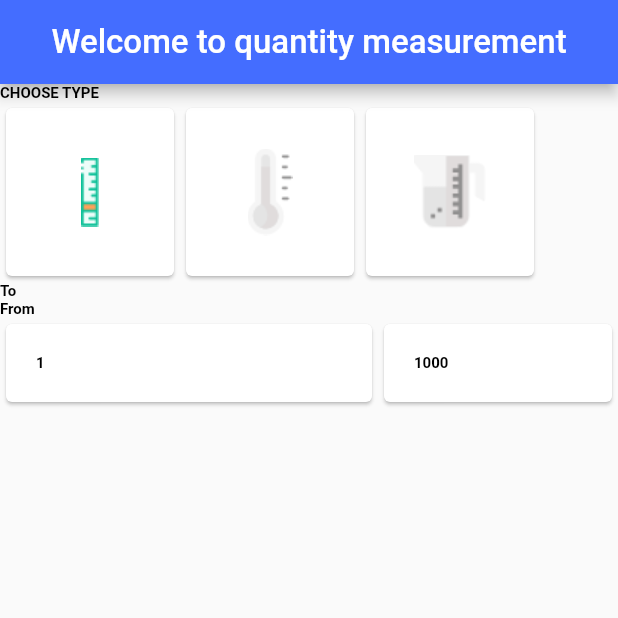
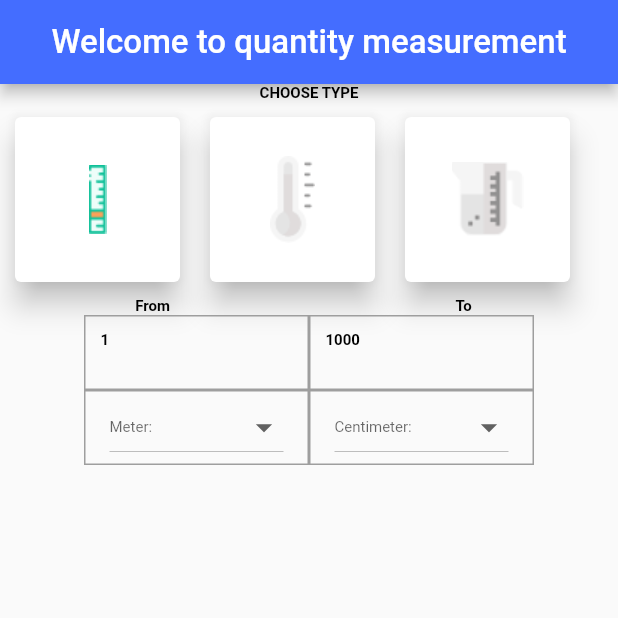
Before and after one commit to Shradha1824/FlutterProjects, a Flutter app: the screen it shows after launch, on a phone screen of 412 x 824 dp, the top half of it. Run offline on Flutter 3.47's test engine with Material 2 defaults, Android fonts, the phone set to English and light mode, and no system bars; our stand-ins replace hexcolor.

Commit message:
MODIFIED: used Icon, padding, margin in flutter project

```diff
--- a/flutter_application_2/lib/screens/home.dart
+++ b/flutter_application_2/lib/screens/home.dart
@@ -7,6 +7,30 @@ class Home extends BaseScreen {
 }
 
 class HomeState extends BaseScreenState {
+  List<DropdownMenuItem<int>> listDrop = [];
+
+  void loadData() {
+    listDrop.add(new DropdownMenuItem(
+      child: new Text('Milimeters'),
+      value: 1,
+    ));
+
+    listDrop.add(new DropdownMenuItem(
+      child: new Text('Feet'),
+      value: 2,
+    ));
+
+    listDrop.add(new DropdownMenuItem(
+      child: new Text('Kilometers'),
+      value: 3,
+    ));
+
+    listDrop.add(new DropdownMenuItem(
+      child: new Text('Inches'),
+      value: 4,
+    ));
+  }
+
   Widget getAppBar() {
     return AppBar(
       backgroundColor: HexColor('#446DFF'),
@@ -19,22 +43,20 @@ class HomeState extends BaseScreenState {
   }
 
   Widget getBody(BuildContext context) {
-    var text = Text('1000',
-        textAlign: TextAlign.left,
-        style: TextStyle(
-            fontSize: 10.0, fontWeight: FontWeight.w700, color: Colors.black));
-    return Center(
-        child: Center(
+    loadData();
+    var valueChoose;
+    return new Center(
+        child: Container(
             child: SizedBox(
-                child: ListView(
-      children: <Widget>[
+                child: ListView(children: <Widget>[
       Container(
           child: Column(
               mainAxisSize: MainAxisSize.min,
-                crossAxisAlignment: CrossAxisAlignment.start,
+              mainAxisAlignment: MainAxisAlignment.start,
+              crossAxisAlignment: CrossAxisAlignment.center,
               children: <Widget>[
             Text("CHOOSE TYPE",
-                  textDirection: TextDirection.ltr,
+                textAlign: TextAlign.start,
                 style: TextStyle(
                     fontSize: 10.0,
                     fontWeight: FontWeight.w700,
@@ -43,92 +65,139 @@ class HomeState extends BaseScreenState {
               crossAxisAlignment: CrossAxisAlignment.start,
               children: <Widget>[
                 Container(
-                      width: 120.0,
-                      height: 120.0,
+                  width: 130.0,
+                  height: 130.0,
                   child: Card(
-                        child: Padding(
-                            padding: const EdgeInsets.all(20.0),
+                      margin: EdgeInsets.all(10.0),
+                      elevation: 8,
                       child: Image.asset(
                         'assets/images/scale.png',
                         alignment: Alignment.center,
                       )),
-                      )),
+                ),
                 Container(
-                      width: 120.0,
-                      height: 120.0,
+                  width: 130.0,
+                  height: 130.0,
                   child: Card(
-                          child: Padding(
-                        padding: const EdgeInsets.all(20.0),
+                      margin: EdgeInsets.all(10.0),
+                      elevation: 8,
                       child: Image.asset(
                         'assets/images/hot.png',
                         alignment: Alignment.center,
+                      )),
                 ),
-                      ))),
                 Container(
-                      width: 120.0,
-                      height: 120.0,
+                  width: 130.0,
+                  height: 130.0,
                   child: Card(
-                          child: Padding(
-                        padding: const EdgeInsets.all(20.0),
+                      margin: EdgeInsets.all(10.0),
+                      elevation: 8,
                       child: Image.asset(
                         'assets/images/beaker.png',
                         alignment: Alignment.center,
+                      )),
                 ),
-                      ))),
               ],
             )
           ])),
-        Column(
-            mainAxisSize: MainAxisSize.min,
-            crossAxisAlignment: CrossAxisAlignment.start,
-            children: <Widget>[
-              Text("To",
-                  textAlign: TextAlign.left,
+      Row(mainAxisAlignment: MainAxisAlignment.spaceEvenly, children: <Widget>[
+        Expanded(
+            child: Container(
+                child: Align(
+                    alignment: Alignment.topCenter,
+                    child: Text("From ",
+                        style: TextStyle(
+                            fontSize: 10.0,
+                            fontWeight: FontWeight.w700,
+                            color: Colors.black))))),
+        Expanded(
+            child: Container(
+                child: Align(
+                    alignment: Alignment.topCenter,
+                    child: Text("To",
+                        style: TextStyle(
+                            fontSize: 10.0,
+                            fontWeight: FontWeight.w700,
+                            color: Colors.black)))))
+      ]),
+      Column(children: <Widget>[
+        Row(mainAxisAlignment: MainAxisAlignment.center, children: <Widget>[
+          Container(
+              width: 150.0,
+              height: 50.0,
+              child: Text('1',
                   style: TextStyle(
                       fontSize: 10.0,
                       fontWeight: FontWeight.w700,
                       color: Colors.black)),
-              Text("From",
-                  textAlign: TextAlign.right,
+              padding: EdgeInsets.all(10.0),
+              margin: EdgeInsets.all(0.0),
+              decoration: BoxDecoration(
+                border: Border.all(color: Colors.grey, width: 1),
+                borderRadius: BorderRadius.horizontal(),
+              )),
+          Container(
+              width: 150.0,
+              height: 50.0,
+              child: Text('1000',
                   style: TextStyle(
                       fontSize: 10.0,
                       fontWeight: FontWeight.w700,
                       color: Colors.black)),
+              padding: EdgeInsets.all(10.0),
+              margin: EdgeInsets.all(0.0),
+              decoration: BoxDecoration(
+                border: Border.all(color: Colors.grey, width: 1),
+                borderRadius: BorderRadius.horizontal(),
+              ))
+        ]),
+        Column(children: <Widget>[
           Row(
+              mainAxisSize: MainAxisSize.min,
+              mainAxisAlignment: MainAxisAlignment.spaceAround,
               crossAxisAlignment: CrossAxisAlignment.start,
               children: <Widget>[
-                    Expanded(
-                      child: Container(
-                          width: 160.0,
-                          height: 60.0,
-                          child: Card(
-                            child: Padding(
-                                padding: const EdgeInsets.all(20.0),
-                                child: Text('1',
-                                    textAlign: TextAlign.left,
-                                    style: TextStyle(
-                                        fontSize: 10.0,
-                                        fontWeight: FontWeight.w700,
-                                        color: Colors.black))),
-                          )),
-                    ),
                 Container(
-                      width: 160.0,
-                      height: 60.0,
-                      child: Card(
-                        child: Padding(
-                            padding: const EdgeInsets.all(20.0),
-                            child: Text('1000',
-                                textAlign: TextAlign.left,
-                                style: TextStyle(
-                                    fontSize: 10.0,
-                                    fontWeight: FontWeight.w700,
-                                    color: Colors.black))),
-                      ),
-                    ),
+                    width: 150.0,
+                    padding: EdgeInsets.only(left: 16, right: 16),
+                    decoration: BoxDecoration(
+                        border: Border.all(color: Colors.grey, width: 1)),
+                    child: new DropdownButton(
+                        items: listDrop,
+                        hint: Text('Meter: '),
+                        dropdownColor: Colors.white,
+                        icon: Icon(Icons.arrow_drop_down),
+                        iconSize: 26,
+                        isExpanded: true,
+                        style: TextStyle(color: Colors.black, fontSize: 10),
+                        // value: valueChoose(),
+                        onChanged: (newValue) {
+                          setState(() {
+                            valueChoose = newValue;
+                          });
+                        })),
+                Container(
+                    width: 150.0,
+                    padding: EdgeInsets.only(left: 16, right: 16),
+                    decoration: BoxDecoration(
+                        border: Border.all(color: Colors.grey, width: 1)),
+                    child: new DropdownButton(
+                        items: listDrop,
+                        hint: Text('Centimeter: '),
+                        dropdownColor: Colors.white,
+                        icon: Icon(Icons.arrow_drop_down),
+                        iconSize: 26,
+                        isExpanded: true,
+                        style: TextStyle(color: Colors.black, fontSize: 10),
+                        value: valueChoose,
+                        onChanged: (newValue) {
+                          setState(() {
+                            valueChoose = newValue;
+                          });
+                        }))
+              ]),
         ]),
       ])
-      ],
-    ))));
+    ]))));
   }
 }
```
Lines whose indentation alone changed are shown as unchanged.
